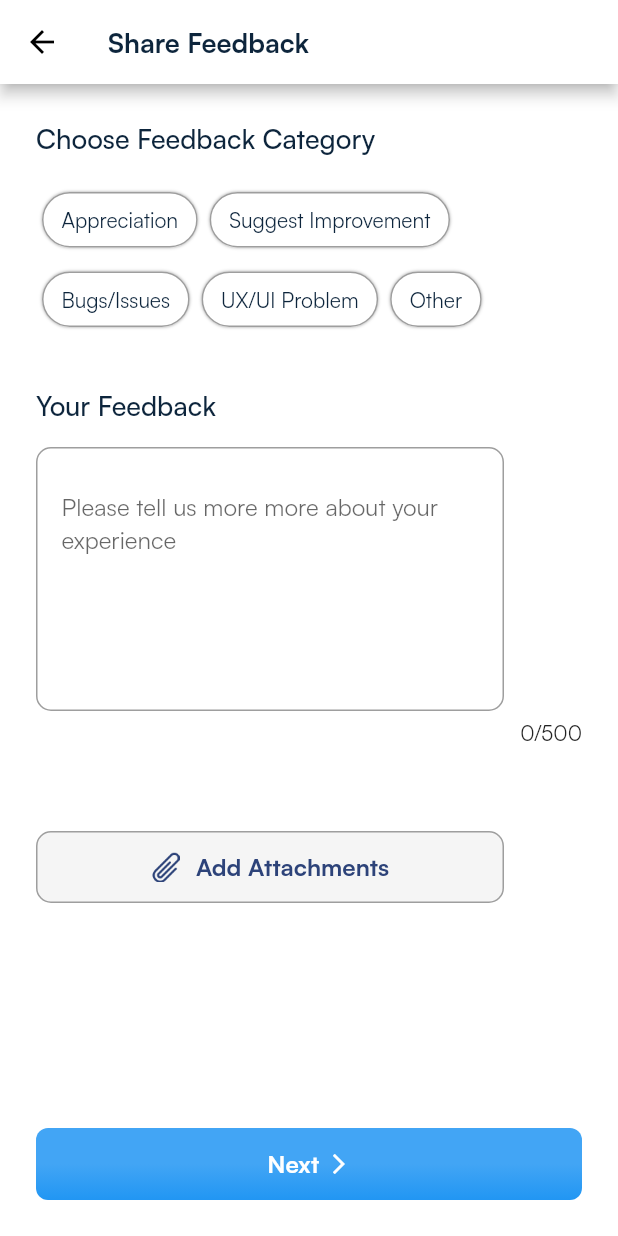
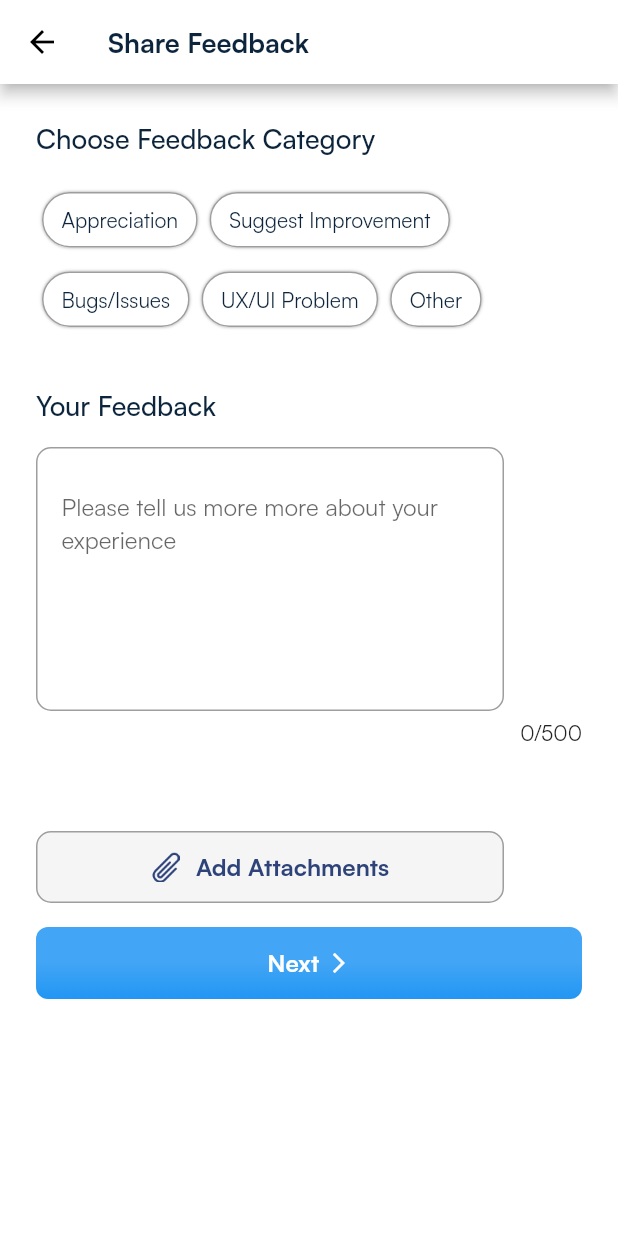
Before and after one commit to Priyanshu-Singhz/letsconnectnewui, a Flutter app: the FeedbackScreen screen opened directly, on a phone screen of 412 x 824 dp. Run offline on Flutter 3.47's test engine with Material 2 defaults, Android fonts, the phone set to English and light mode, and no system bars; our stand-ins replace auto_size_text, carousel_slider, get, lottie, percent_indicator, shimmer and 1 more; missing offline and left inert: grouped_buttons_ns.

Commit message:
feedback Screen

```diff
--- a/lib/screens/home/feedback.dart
+++ b/lib/screens/home/feedback.dart
@@ -2,6 +2,7 @@ import 'package:flutter/material.dart';
 import 'package:letsconnectnewui/common/constants/colors.dart';
 import 'package:letsconnectnewui/common/constants/text_style.dart';
 import 'package:letsconnectnewui/common/widgets/custom_button.dart';
+import 'package:sizer/sizer.dart';
 
 class FeedbackScreen extends StatefulWidget {
   const FeedbackScreen({Key? key}) : super(key: key);
@@ -13,6 +14,9 @@ class FeedbackScreen extends StatefulWidget {
 class _FeedbackScreenState extends State<FeedbackScreen> {
   @override
   Widget build(BuildContext context) {
+    return Sizer(
+      builder: (BuildContext context, Orientation orientation,
+          DeviceType deviceType) {
         return Scaffold(
           resizeToAvoidBottomInset: false,
           appBar: AppBar(
@@ -27,6 +31,7 @@ class _FeedbackScreenState extends State<FeedbackScreen> {
           ),
           body: Padding(
             padding: const EdgeInsets.all(24.0),
+            child: SingleChildScrollView(
               child: Column(
                 crossAxisAlignment: CrossAxisAlignment.start,
                 children: [
@@ -64,7 +69,8 @@ class _FeedbackScreenState extends State<FeedbackScreen> {
                         keyboardType: TextInputType.multiline,
                         maxLines: 4,
                         decoration: InputDecoration(
-                    hintText: "Please tell us more more about your experience",
+                          hintText:
+                              "Please tell us more more about your experience",
                           border: InputBorder.none,
                           focusedBorder: InputBorder.none,
                           enabledBorder: InputBorder.none,
@@ -108,11 +114,16 @@ class _FeedbackScreenState extends State<FeedbackScreen> {
                       ],
                     ),
                   ),
-            Spacer(),
+                  SizedBox(
+                    height: 16,
+                  ),
                   CustomButton(label: 'Next', onTap: () {}),
                 ],
               ),
             ),
+          ),
+        );
+      },
     );
   }
 }
```
Also changed, not shown: pubspec.lock. Lines whose indentation alone changed are shown as unchanged.
